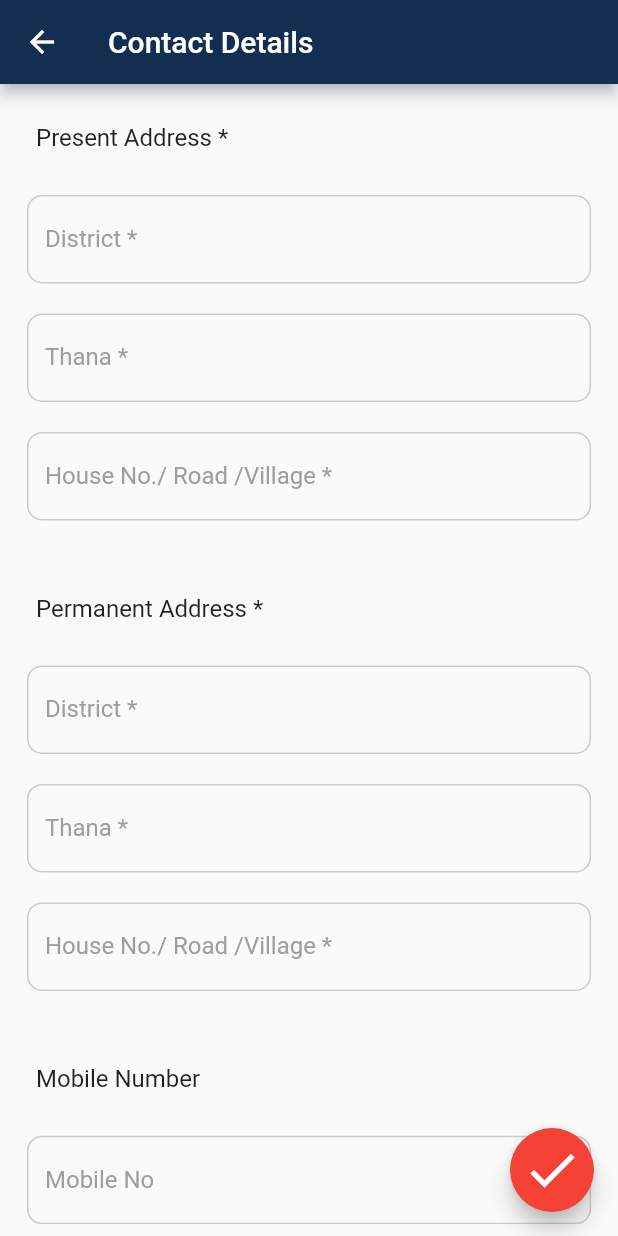
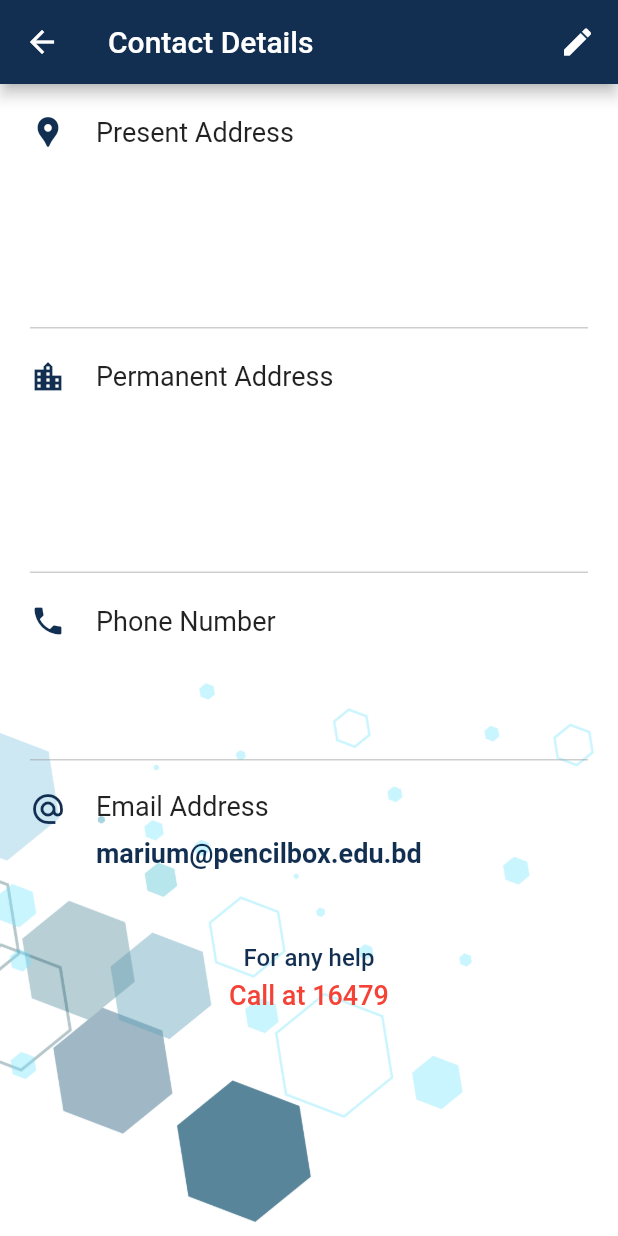
Before and after one commit to Emon526/Job-Search, a Flutter app: the ContactDetails screen opened directly, on a phone screen of 412 x 824 dp. Run offline on Flutter 3.47's test engine with Material 2 defaults, Android fonts, the phone set to English and light mode, and no system bars; our stand-ins replace custom_navigation_bar, line_icons, lottie.

Commit message:
Added Multiple Pages

```diff
--- a/lib/screens/auth/registration/contactdetails.dart
+++ b/lib/screens/auth/registration/contactdetails.dart
@@ -1,9 +1,7 @@
-// ignore_for_file: prefer_const_constructors, prefer_const_literals_to_create_immutables, avoid_print
+// ignore_for_file: prefer_const_constructors, prefer_const_literals_to_create_immutables, avoid_unnecessary_containers
 
 import 'package:flutter/material.dart';
-import 'package:newdemo/widgets/custombutton.dart';
-import 'package:newdemo/widgets/field.dart';
-import 'package:newdemo/widgets/floatingarrownextbutton.dart';
+import 'package:newdemo/widgets/helpline.dart';
 
 class ContactDetails extends StatefulWidget {
   const ContactDetails({Key? key}) : super(key: key);
@@ -13,28 +11,10 @@ class ContactDetails extends StatefulWidget {
 }
 
 class _ContactDetailsState extends State<ContactDetails> {
-  final TextEditingController _presentdistrictcontroller =
-      TextEditingController();
-  final TextEditingController _perdistrictcontroller = TextEditingController();
-  final TextEditingController _presentthanacontroller = TextEditingController();
-  final TextEditingController _permanentthanacontroller =
-      TextEditingController();
-  final TextEditingController _premanentdistrictcontroller =
-      TextEditingController();
-  final TextEditingController _perhousenocontroller = TextEditingController();
-  final TextEditingController _mobilecontroller = TextEditingController();
-  final TextEditingController _emailcontroller = TextEditingController();
-
-  final _contactdetailsformkey = GlobalKey<FormState>();
-  void _submitdata() {
-    final isActive = _contactdetailsformkey.currentState!.validate();
-    print(isActive);
-  }
-
   @override
   Widget build(BuildContext context) {
-    Size size = MediaQuery.of(context).size;
     return Scaffold(
+      backgroundColor: Colors.white,
       resizeToAvoidBottomInset: false,
       appBar: AppBar(
         backgroundColor: Color(0xff122f51),
@@ -45,167 +25,247 @@ class _ContactDetailsState extends State<ContactDetails> {
             Navigator.pop(context);
           },
         ),
-      ),
-      body: SafeArea(
+        actions: [
+          GestureDetector(
+            onTap: () {},
             child: Padding(
-          padding: const EdgeInsets.all(8.0),
-          child: SingleChildScrollView(
-            child: Form(
-              key: _contactdetailsformkey,
-              child: Column(
-                crossAxisAlignment: CrossAxisAlignment.end,
-                children: [
-                  ListTile(
-                    title: Text(
-                      'Present Address *',
+              padding: const EdgeInsets.symmetric(horizontal: 15.0),
+              child: Icon(
+                Icons.edit,
               ),
             ),
-                  Field(
-                    fillcolor: Colors.transparent,
-                    levelcolor: Colors.grey,
-                    obscureText: false,
-                    controller: _presentdistrictcontroller,
-                    validatortext: 'Please Enter Present Address District',
-                    boxtitle: 'District *',
-                    horizontalpadding: 10,
-                    verticalpadding: 10,
+          )
+        ],
       ),
-                  Field(
-                    fillcolor: Colors.transparent,
-                    levelcolor: Colors.grey,
-                    obscureText: false,
-                    controller: _perdistrictcontroller,
-                    validatortext: 'Please Enter Present Address Thana',
-                    boxtitle: 'Thana *',
-                    horizontalpadding: 10,
-                    verticalpadding: 10,
+      body: Container(
+        decoration: BoxDecoration(
+            image: DecorationImage(
+                alignment: Alignment.bottomCenter,
+                image: AssetImage('asset/images/background.jpg'))),
+        padding: const EdgeInsets.only(
+          left: 20,
+          right: 20,
+          top: 20,
         ),
-                  Field(
-                    fillcolor: Colors.transparent,
-                    levelcolor: Colors.grey,
-                    obscureText: false,
-                    controller: _presentthanacontroller,
-                    validatortext: 'Please Enter Present Address House No.',
-                    boxtitle: 'House No./ Road /Village *',
-                    horizontalpadding: 10,
-                    verticalpadding: 10,
+        child: Column(
+          children: [
+            Row(
+              children: [
+                Icon(
+                  Icons.location_pin,
+                  size: 24,
+                  color: Color(0xff122f51),
                 ),
                 SizedBox(
-                    height: size.height * 0.025,
+                  width: 20,
                 ),
-                  ListTile(
-                    title: Text(
-                      'Permanent Address *',
+                Text(
+                  'Present Address',
+                  style: TextStyle(
+                    fontSize: 18,
                   ),
                 ),
-                  Field(
-                    fillcolor: Colors.transparent,
-                    levelcolor: Colors.grey,
-                    obscureText: false,
-                    controller: _premanentdistrictcontroller,
-                    validatortext: 'Please Enter Permanent Address District',
-                    boxtitle: 'District *',
-                    horizontalpadding: 10,
-                    verticalpadding: 10,
+              ],
             ),
-                  Field(
-                    fillcolor: Colors.transparent,
-                    levelcolor: Colors.grey,
-                    obscureText: false,
-                    controller: _permanentthanacontroller,
-                    validatortext: 'Please Enter Permanent Address Thana',
-                    boxtitle: 'Thana *',
-                    horizontalpadding: 10,
-                    verticalpadding: 10,
+            TextFormField(
+              minLines: 5,
+              keyboardType: TextInputType.multiline,
+              maxLines: 5,
+              decoration: InputDecoration(
+                focusedErrorBorder: OutlineInputBorder(
+                  borderSide: BorderSide(
+                    color: Colors.red.withOpacity(0.5),
+                    width: 1.0,
                   ),
-                  Field(
-                    fillcolor: Colors.transparent,
-                    levelcolor: Colors.grey,
-                    obscureText: false,
-                    controller: _perhousenocontroller,
-                    validatortext: 'Please Enter Permanent Address House No.',
-                    boxtitle: 'House No./ Road /Village *',
-                    horizontalpadding: 10,
-                    verticalpadding: 10,
-                  ),
-                  SizedBox(
-                    height: size.height * 0.025,
-                  ),
-                  ListTile(
-                    title: Text(
-                      'Mobile Number',
+                  borderRadius: BorderRadius.all(
+                    Radius.circular(10.0),
                   ),
                 ),
-                  Field(
-                    fillcolor: Colors.transparent,
-                    levelcolor: Colors.grey,
-                    obscureText: false,
-                    controller: _mobilecontroller,
-                    validatortext: 'Please Enter Your Mobile No.',
-                    boxtitle: 'Mobile No',
-                    horizontalpadding: 10,
-                    verticalpadding: 10,
+                errorBorder: UnderlineInputBorder(
+                  borderSide: BorderSide(
+                    color: Colors.grey.withOpacity(0.5),
+                    width: 1.0,
                   ),
-                  SizedBox(
-                    height: 5,
-                  ),
-                  CustomButton(
-                    icon: Icons.phone,
-                    text: 'Add Mobile No',
-                  ),
-                  ListTile(
-                    title: Text(
-                      'Email Address',
+                  borderRadius: BorderRadius.all(
+                    Radius.circular(10.0),
                   ),
                 ),
-                  Field(
-                    fillcolor: Colors.transparent,
-                    levelcolor: Colors.grey,
-                    obscureText: false,
-                    controller: _emailcontroller,
-                    validatortext: 'Please Enter Your Email Address',
-                    boxtitle: 'Primary Email Address ',
-                    horizontalpadding: 10,
-                    verticalpadding: 10,
+                enabledBorder: UnderlineInputBorder(
+                  borderSide: BorderSide(
+                    color: Colors.grey.withOpacity(0.5),
+                    width: 1.0,
                   ),
-                  SizedBox(
-                    height: 5,
                 ),
-                  CustomButton(
-                    icon: Icons.email,
-                    text: 'Add Email Address',
-                  ),
-                  SizedBox(
-                    height: size.height * 0.065,
-                  ),
-                ],
+                focusedBorder: UnderlineInputBorder(
+                  borderSide: BorderSide(
+                    color: Colors.grey.withOpacity(0.5),
+                    width: 2.0,
                   ),
                 ),
               ),
             ),
+            SizedBox(
+              height: 20,
             ),
-      floatingActionButton: FloatingArrowNextButton(
-        onpress: () => {
-          _submitdata(),
-          // Navigator.push(
-          //   context,
-          //   MaterialPageRoute(
-          //     builder: (context) => ,
-          //   ),
-          // ),
-          //         _submitdata(),
-          //   if (_namecontroller.text.isNotEmpty)
-          //     {
-          //       Navigator.push(
-          //         context,
-          //         MaterialPageRoute(
-          //           builder: (context) => RegistrationCategory(),
-          //         ),
-          //       ),
-          //     },
-          // },
-        },
-        icon: Icons.done,
+            Row(
+              children: [
+                Icon(
+                  Icons.location_city,
+                  size: 24,
+                  color: Color(0xff122f51),
+                ),
+                SizedBox(
+                  width: 20,
+                ),
+                Text(
+                  'Permanent Address',
+                  style: TextStyle(
+                    fontSize: 18,
+                  ),
+                ),
+              ],
+            ),
+            TextFormField(
+              minLines: 5,
+              keyboardType: TextInputType.multiline,
+              maxLines: 5,
+              decoration: InputDecoration(
+                focusedErrorBorder: OutlineInputBorder(
+                  borderSide: BorderSide(
+                    color: Colors.red.withOpacity(0.5),
+                    width: 1.0,
+                  ),
+                  borderRadius: BorderRadius.all(
+                    Radius.circular(10.0),
+                  ),
+                ),
+                errorBorder: UnderlineInputBorder(
+                  borderSide: BorderSide(
+                    color: Colors.grey.withOpacity(0.5),
+                    width: 1.0,
+                  ),
+                  borderRadius: BorderRadius.all(
+                    Radius.circular(10.0),
+                  ),
+                ),
+                enabledBorder: UnderlineInputBorder(
+                  borderSide: BorderSide(
+                    color: Colors.grey.withOpacity(0.5),
+                    width: 1.0,
+                  ),
+                ),
+                focusedBorder: UnderlineInputBorder(
+                  borderSide: BorderSide(
+                    color: Colors.grey.withOpacity(0.5),
+                    width: 2.0,
+                  ),
+                ),
+              ),
+            ),
+            SizedBox(
+              height: 20,
+            ),
+            Row(
+              children: [
+                Icon(
+                  Icons.phone,
+                  size: 24,
+                  color: Color(0xff122f51),
+                ),
+                SizedBox(
+                  width: 20,
+                ),
+                Text(
+                  'Phone Number',
+                  style: TextStyle(
+                    fontSize: 18,
+                  ),
+                ),
+              ],
+            ),
+            TextFormField(
+              minLines: 3,
+              keyboardType: TextInputType.multiline,
+              maxLines: 5,
+              decoration: InputDecoration(
+                focusedErrorBorder: OutlineInputBorder(
+                  borderSide: BorderSide(
+                    color: Colors.red.withOpacity(0.5),
+                    width: 1.0,
+                  ),
+                  borderRadius: BorderRadius.all(
+                    Radius.circular(10.0),
+                  ),
+                ),
+                errorBorder: UnderlineInputBorder(
+                  borderSide: BorderSide(
+                    color: Colors.grey.withOpacity(0.5),
+                    width: 1.0,
+                  ),
+                  borderRadius: BorderRadius.all(
+                    Radius.circular(10.0),
+                  ),
+                ),
+                enabledBorder: UnderlineInputBorder(
+                  borderSide: BorderSide(
+                    color: Colors.grey.withOpacity(0.5),
+                    width: 1.0,
+                  ),
+                ),
+                focusedBorder: UnderlineInputBorder(
+                  borderSide: BorderSide(
+                    color: Colors.grey.withOpacity(0.5),
+                    width: 2.0,
+                  ),
+                ),
+              ),
+            ),
+            SizedBox(
+              height: 20,
+            ),
+            Container(
+              child: Row(
+                crossAxisAlignment: CrossAxisAlignment.start,
+                children: [
+                  Icon(
+                    Icons.alternate_email,
+                    size: 24,
+                    color: Color(0xff122f51),
+                  ),
+                  SizedBox(
+                    width: 20,
+                  ),
+                  Column(
+                    crossAxisAlignment: CrossAxisAlignment.start,
+                    children: [
+                      Text(
+                        'Email Address',
+                        style: TextStyle(
+                          fontSize: 18,
+                        ),
+                      ),
+                      SizedBox(
+                        height: 10,
+                      ),
+                      Text(
+                        'marium@pencilbox.edu.bd',
+                        style: TextStyle(
+                          fontSize: 18,
+                          fontWeight: FontWeight.bold,
+                          color: Color(0xff122f51),
+                        ),
+                      ),
+                    ],
+                  )
+                ],
+              ),
+            ),
+            SizedBox(
+              height: 50,
+            ),
+            Helpline(),
+          ],
+        ),
       ),
     );
   }
--- a/lib/screens/userprofile/userprofile.dart
+++ b/lib/screens/userprofile/userprofile.dart
@@ -2,6 +2,7 @@
 
 import 'package:flutter/material.dart';
 import 'package:newdemo/model/profilestatmodel.dart';
+import 'package:newdemo/screens/userprofile/userdetails.dart';
 import 'package:newdemo/widgets/profilegridview.dart';
 
 class UserProfile extends StatefulWidget {
@@ -71,7 +72,10 @@ class _UserProfileState extends State<UserProfile>
                 Icons.account_circle,
                 size: 30,
               ),
-              onTap: () {},
+              onTap: () {
+                Navigator.push(context,
+                    MaterialPageRoute(builder: (context) => UserDetails()));
+              },
             ),
           ),
         ],
```
Also changed, not shown: lib/screens/auth/registration/information.dart (+18 -2 lines), lib/screens/auth/registration/personaldetails.dart (added, +15 -0 lines), lib/screens/auth/registration/preferredareas.dart (added, +212 -0 lines), lib/screens/userprofile/userdetails.dart (added, +15 -0 lines). Lines whose indentation alone changed are shown as unchanged.
